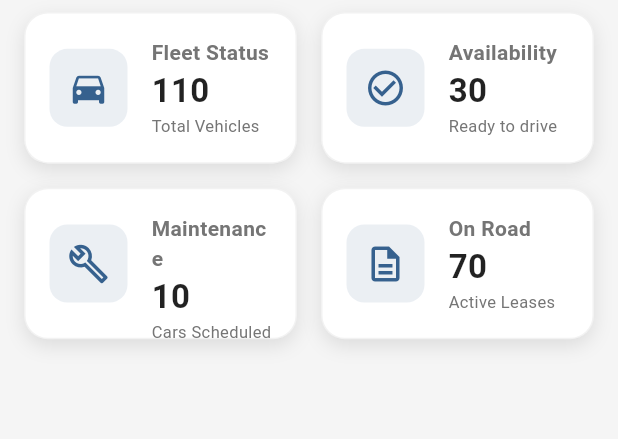
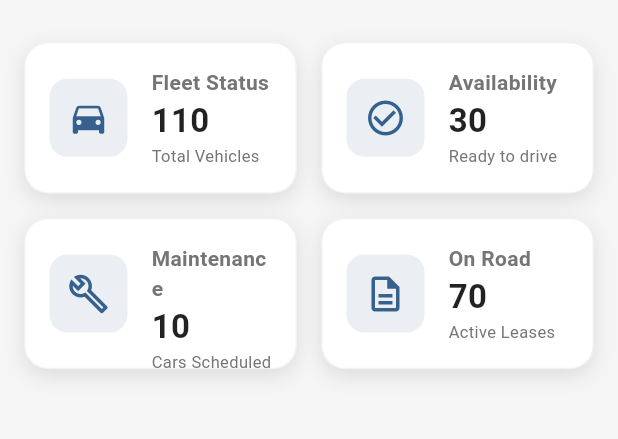
Before and after one commit to HASANALBANNA2024/gulfdrive, a Flutter app: the screen it shows after launch, on a phone screen of 412 x 824 dp, the part 90-529 px from its top. Run offline on Flutter 3.47's test engine with Material 3 defaults, Android fonts, the phone set to English and light mode, and no system bars; our stand-ins replace supabase_flutter; accounts and stored records are empty.

Commit message:
today office work completed

```diff
--- a/lib/screens/dashboard.dart
+++ b/lib/screens/dashboard.dart
@@ -34,7 +34,6 @@ class Dashboard extends StatelessWidget {
 
           Expanded(
             child: SingleChildScrollView(
-              // প্যাডিং ওপরের দিকে কমিয়ে দিয়ে গ্যাপ কমানো হয়েছে
               padding: const EdgeInsets.only(
                 top: 8,
                 left: 16,
@@ -42,14 +41,13 @@ class Dashboard extends StatelessWidget {
                 bottom: 20,
               ),
               child: Align(
-                alignment:
-                    Alignment.topCenter, // কন্টেন্ট ওপরের দিকে চেপে রাখার জন্য
+                alignment: Alignment.topCenter,
                 child: ConstrainedBox(
                   constraints: const BoxConstraints(maxWidth: 1100),
                   child: Column(
-                    mainAxisAlignment:
-                        MainAxisAlignment.start, // ওপরে এলাইন করা
+                    mainAxisAlignment: MainAxisAlignment.start,
                     children: [
+                      const SizedBox(height: 20),
                       const FleetDashboardStats(),
                       const SizedBox(height: 20),
                       LayoutBuilder(
--- a/lib/stats/fleet_dashboard_stats.dart
+++ b/lib/stats/fleet_dashboard_stats.dart
@@ -54,13 +54,12 @@ class FleetDashboardStats extends StatelessWidget {
   }
 
   Widget _buildStatCard(BuildContext context, Map<String, dynamic> data) {
-    // ১. সরাসরি Theme-এর বর্তমান স্টেট চেক করুন
+    /// theme status
     return Builder(
       builder: (context) {
         final theme = Theme.of(context);
         final isDark = theme.brightness == Brightness.dark;
 
-        // ২. সরাসরি কালার নির্ধারণ (থিম থেকে সারফেস কালার)
         final Color backgroundColor = isDark
             ? const Color(0xFF1E1E1E)
             : Colors.white;
@@ -72,7 +71,7 @@ class FleetDashboardStats extends StatelessWidget {
         return Container(
           padding: const EdgeInsets.all(16),
           decoration: BoxDecoration(
-            color: backgroundColor, // এখানে সরাসরি ডার্ক কালার সেট করলাম
+            color: backgroundColor,
             borderRadius: BorderRadius.circular(16),
             border: Border.all(
               color: isDark
--- a/lib/widgets/app_menu.dart
+++ b/lib/widgets/app_menu.dart
@@ -41,7 +41,7 @@ class AppMenu extends StatelessWidget {
 
         /// direct navigation
         _buildListTile(context, "Dashboard", Icons.dashboard, () {}),
-        _buildListTile(context, "Fleet Catalog", Icons.directions_car, () {
+        _buildListTile(context, "Fleet Services", Icons.directions_car, () {
           // Navigator.push(context, MaterialPageRoute(builder: (context) => const FleetPage()));
         }),
 
```
